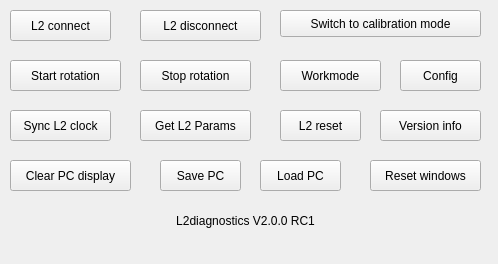
Old version of the form forms/ControlsDock.ui in the repository markgol/L2diagnostic.
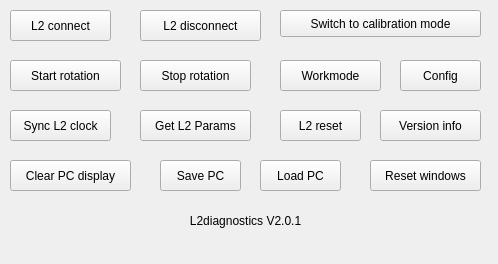
New version of the form.

Patch:
```diff
--- a/forms/ControlsDock.ui
+++ b/forms/ControlsDock.ui
@@ -206,7 +206,7 @@
      </rect>
     </property>
     <property name="text">
-     <string>L2diagnostics V2.0.0 RC1</string>
+     <string>L2diagnostics V2.0.1</string>
     </property>
     <property name="alignment">
      <set>Qt::AlignmentFlag::AlignCenter</set>
```
